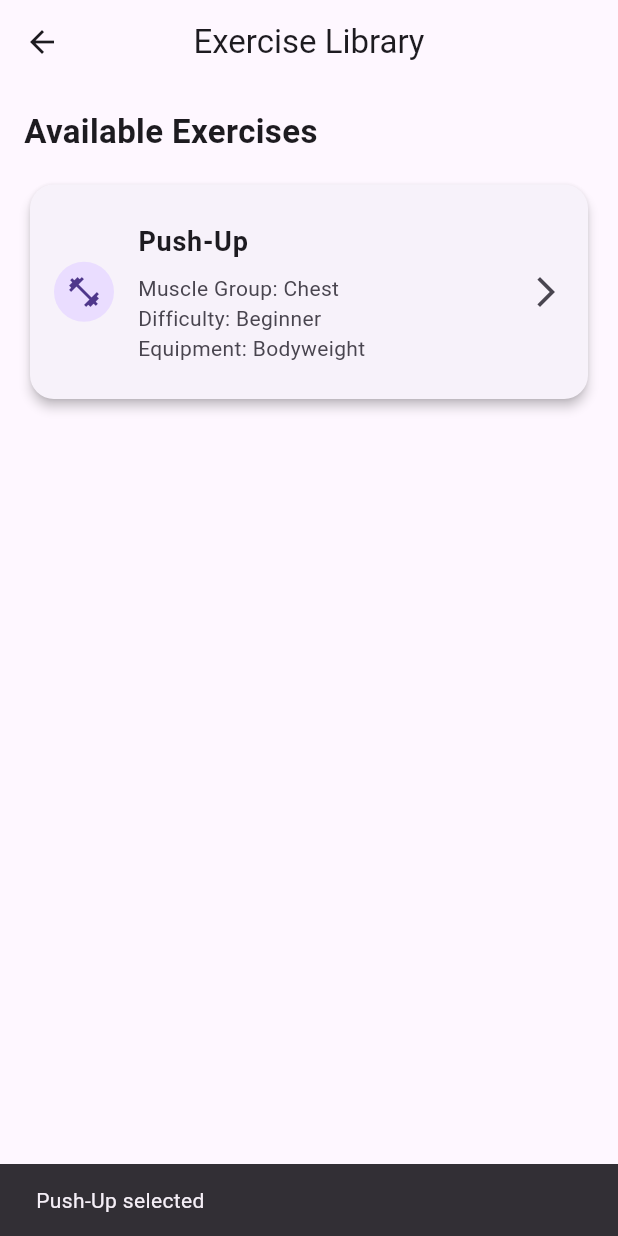
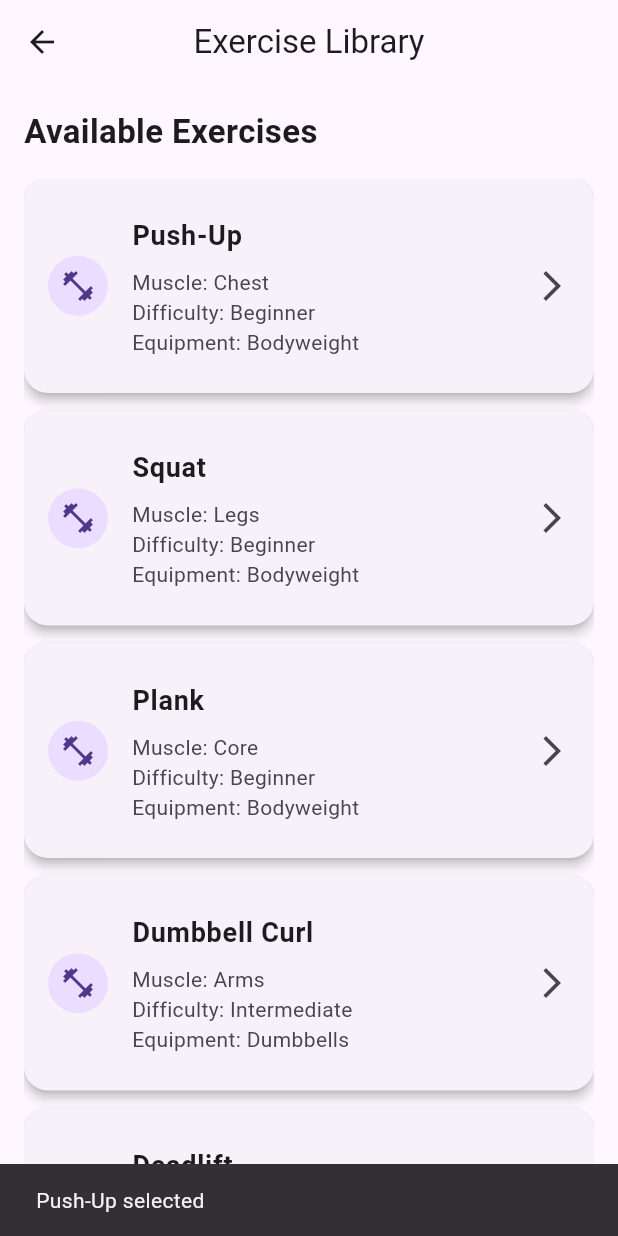
Before and after one commit to boizura/FitDuo, a Flutter app: the ExerciseLibraryScreen screen opened directly, after a tap on "Push-Up", on a phone screen of 412 x 824 dp. Run offline on Flutter 3.47's test engine with Material 3 defaults, Android fonts, the light colour scheme and no system bars.

Commit message:
Add multiple exercises to the library screen

```diff
--- a/lib/screens/exercise_library_screen.dart
+++ b/lib/screens/exercise_library_screen.dart
@@ -5,13 +5,47 @@ class ExerciseLibraryScreen extends StatelessWidget {
 
   @override
   Widget build(BuildContext context) {
+    // Simple list of exercises (temporary, no database yet)
+    final List<Map<String, String>> exercises = [
+      {
+        'name': 'Push-Up',
+        'muscle': 'Chest',
+        'difficulty': 'Beginner',
+        'equipment': 'Bodyweight',
+      },
+      {
+        'name': 'Squat',
+        'muscle': 'Legs',
+        'difficulty': 'Beginner',
+        'equipment': 'Bodyweight',
+      },
+      {
+        'name': 'Plank',
+        'muscle': 'Core',
+        'difficulty': 'Beginner',
+        'equipment': 'Bodyweight',
+      },
+      {
+        'name': 'Dumbbell Curl',
+        'muscle': 'Arms',
+        'difficulty': 'Intermediate',
+        'equipment': 'Dumbbells',
+      },
+      {
+        'name': 'Deadlift',
+        'muscle': 'Back',
+        'difficulty': 'Advanced',
+        'equipment': 'Barbell',
+      },
+    ];
+
     return Scaffold(
       appBar: AppBar(
         title: const Text('Exercise Library'),
         centerTitle: true,
       ),
       body: Padding(
-        padding: const EdgeInsets.all(16.0),
+        padding: const EdgeInsets.all(16),
         child: Column(
           crossAxisAlignment: CrossAxisAlignment.start,
           children: [
@@ -24,8 +58,16 @@ class ExerciseLibraryScreen extends StatelessWidget {
             ),
             const SizedBox(height: 16),
 
-            Card(
+            // List of exercises
+            Expanded(
+              child: ListView.builder(
+                itemCount: exercises.length,
+                itemBuilder: (context, index) {
+                  final exercise = exercises[index];
+
+                  return Card(
                     elevation: 3,
+                    margin: const EdgeInsets.only(bottom: 12),
                     shape: RoundedRectangleBorder(
                       borderRadius: BorderRadius.circular(16),
                     ),
@@ -34,26 +76,29 @@ class ExerciseLibraryScreen extends StatelessWidget {
                       leading: const CircleAvatar(
                         child: Icon(Icons.fitness_center),
                       ),
-                title: const Text(
-                  'Push-Up',
-                  style: TextStyle(
+                      title: Text(
+                        exercise['name']!,
+                        style: const TextStyle(
                           fontWeight: FontWeight.bold,
                           fontSize: 18,
                         ),
                       ),
-                subtitle: const Padding(
-                  padding: EdgeInsets.only(top: 8),
+                      subtitle: Padding(
+                        padding: const EdgeInsets.only(top: 8),
                         child: Text(
-                    'Muscle Group: Chest\n'
-                    'Difficulty: Beginner\n'
-                    'Equipment: Bodyweight',
+                          'Muscle: ${exercise['muscle']}\n'
+                          'Difficulty: ${exercise['difficulty']}\n'
+                          'Equipment: ${exercise['equipment']}',
                         ),
                       ),
                       trailing: const Icon(Icons.arrow_forward_ios),
                       onTap: () {
                         ScaffoldMessenger.of(context).showSnackBar(
-                    const SnackBar(
-                      content: Text('Push-Up selected'),
+                          SnackBar(
+                            content: Text('${exercise['name']} selected'),
+                          ),
+                        );
+                      },
                     ),
                   );
                 },
```
Lines whose indentation alone changed are shown as unchanged.
